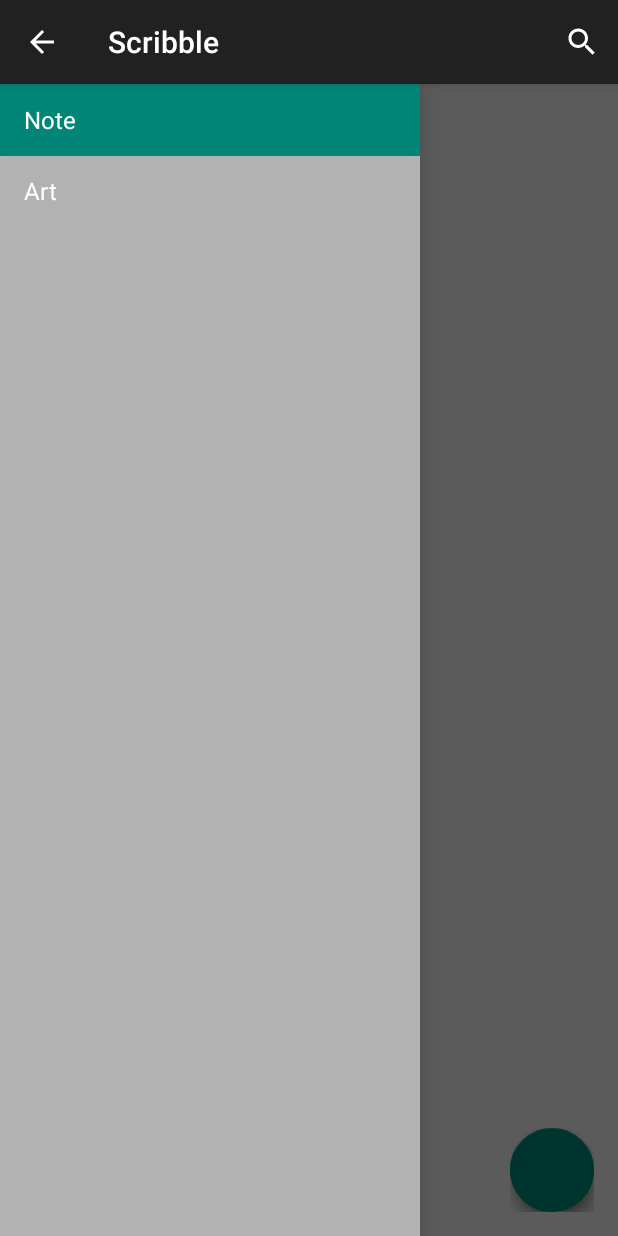
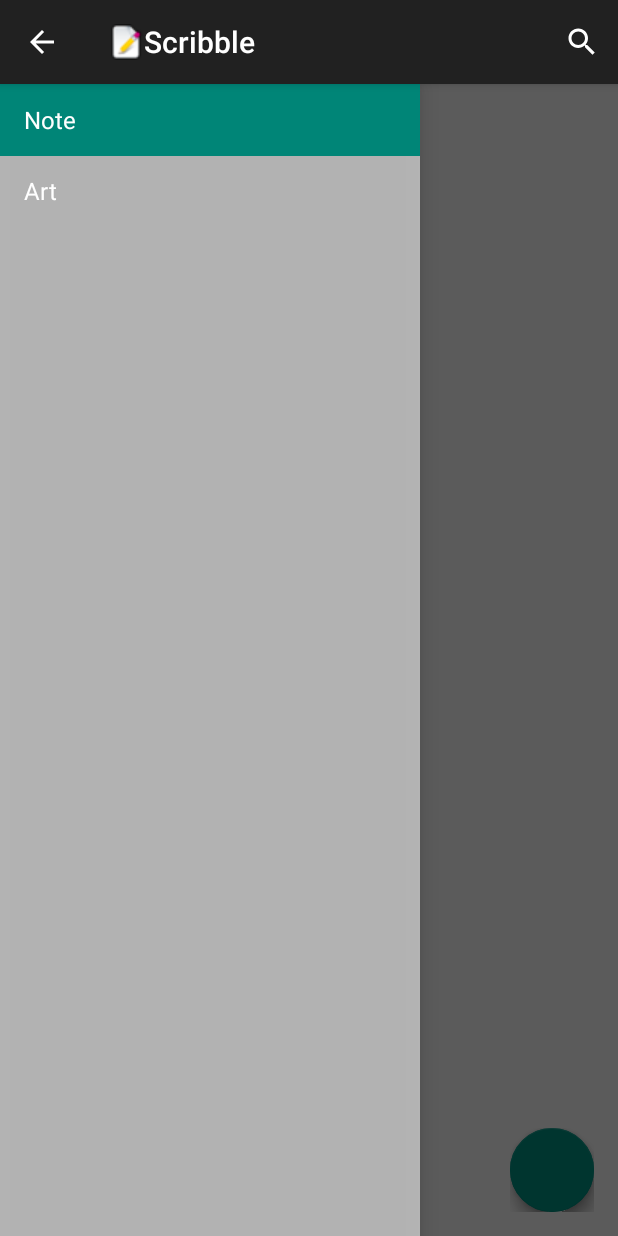
Before and after one commit to radhica/Scribble, an Android app: the screen it shows after launch (MainActivity), on a phone screen of 412 x 824 dp. Run offline under Robolectric (Android 15) with nearby library versions, the phone set to English and light mode, and no system bars; libraries missing offline, so code that uses them is left out: com.getbase.floatingactionbutton, com.nhaarman.listviewanimations; plain views replace DynamicListView, FloatingActionButton, FloatingActionsMenu; 12 statements that could not run were skipped.

Commit message:
1.  edit and create differentiation for notes 2. add edit boolean for add note activity 3. add home app icon 3. change get all notes query to order by last modified time 4. minor ui and style changes

```diff
--- a/app/src/main/AndroidManifest.xml
+++ b/app/src/main/AndroidManifest.xml
@@ -1,6 +1,10 @@
 <?xml version="1.0" encoding="utf-8"?>
 <manifest xmlns:android="http://schemas.android.com/apk/res/android"
     package="noteapplication.scribble.com.scribble" >
+
+    <uses-sdk
+        android:minSdkVersion="11"
+        android:targetSdkVersion="22" />
 
     <application
         android:allowBackup="true"
@@ -12,7 +16,6 @@
             android:label="@string/app_name" >
             <intent-filter>
                 <action android:name="android.intent.action.MAIN" />
-
                 <category android:name="android.intent.category.LAUNCHER" />
             </intent-filter>
         </activity>
--- a/app/src/main/java/db/DatabaseHandler.java
+++ b/app/src/main/java/db/DatabaseHandler.java
@@ -31,10 +31,10 @@ public class DatabaseHandler extends SQLiteOpenHelper {
 
     private static final String TABLE_ARTS = "Arts";
 
-    private static final String KEY_ID_ART = "note_id";
-    private static final String KEY_TITLE_ART = "note_title";
-    private static final String KEY_DESCRIPTION_ART = "note_photo_blob";
-    private static final String KEY_DATE_MODIFIED_ART = "note_lastModified";
+    private static final String KEY_ID_ART = "art_id";
+    private static final String KEY_TITLE_ART = "art_title";
+    private static final String KEY_DESCRIPTION_ART = "art_photo_blob";
+    private static final String KEY_DATE_MODIFIED_ART = "art_lastModified";
 
     public DatabaseHandler(Context context) {
         super(context, DATABASE_NAME, null, DATABASE_VERSION);
@@ -60,6 +60,7 @@ public class DatabaseHandler extends SQLiteOpenHelper {
     @Override
     public void onUpgrade(SQLiteDatabase db, int oldVersion, int newVersion) {
         db.execSQL("DROP TABLE IF EXISTS " + TABLE_NOTES);
+        db.execSQL("DROP TABLE IF EXISTS " + TABLE_ARTS);
         onCreate(db);
     }
 
@@ -117,7 +118,7 @@ public class DatabaseHandler extends SQLiteOpenHelper {
 
     public List<Notes> getAllNotes() {
         List<Notes> notesList = new ArrayList<>();
-        String selectQuery = "SELECT  * FROM " + TABLE_NOTES;
+        String selectQuery = "SELECT  * FROM " + TABLE_NOTES + " ORDER BY " + KEY_DATE_MODIFIED_NOTE + " DESC";
 
         SQLiteDatabase db = this.getWritableDatabase();
         Cursor cursor = db.rawQuery(selectQuery, null);
--- a/app/src/main/java/fragments/NavigationDrawerFragment.java
+++ b/app/src/main/java/fragments/NavigationDrawerFragment.java
@@ -6,6 +6,7 @@ import android.content.res.Configuration;
 import android.os.Bundle;
 import android.preference.PreferenceManager;
 import android.support.v4.app.ActionBarDrawerToggle;
+import android.support.v4.app.Fragment;
 import android.support.v4.view.GravityCompat;
 import android.support.v4.widget.DrawerLayout;
 import android.support.v7.app.ActionBar;
@@ -23,7 +24,7 @@ import android.widget.ListView;
 import noteapplication.scribble.com.scribble.R;
 
 
-public class NavigationDrawerFragment extends android.support.v4.app.Fragment {
+public class NavigationDrawerFragment extends Fragment {
 
     /**
      * Remember the position of the selected item.
@@ -126,8 +127,10 @@ public class NavigationDrawerFragment extends android.support.v4.app.Fragment {
         // set up the drawer's list view with items and click listener
 
         ActionBar actionBar = getActionBar();
+        actionBar.setDisplayShowHomeEnabled(true);
         actionBar.setDisplayHomeAsUpEnabled(true);
         actionBar.setHomeButtonEnabled(true);
+
 
         // ActionBarDrawerToggle ties together the the proper interactions
         // between the navigation drawer and the action bar app icon.
@@ -263,6 +266,7 @@ public class NavigationDrawerFragment extends android.support.v4.app.Fragment {
         actionBar.setDisplayShowTitleEnabled(true);
         actionBar.setNavigationMode(ActionBar.NAVIGATION_MODE_STANDARD);
         actionBar.setTitle(R.string.app_name);
+
     }
 
     private ActionBar getActionBar() {
--- a/app/src/main/java/noteapplication/scribble/com/scribble/BaseActivity.java
+++ b/app/src/main/java/noteapplication/scribble/com/scribble/BaseActivity.java
@@ -6,6 +6,7 @@ import android.support.v4.widget.DrawerLayout;
 import android.support.v7.app.ActionBar;
 import android.support.v7.app.ActionBarActivity;
 import android.view.Menu;
+import android.view.MenuItem;
 import android.widget.FrameLayout;
 
 import fragments.NavigationDrawerFragment;
@@ -19,7 +20,7 @@ public class BaseActivity extends ActionBarActivity
      */
     protected NavigationDrawerFragment mNavigationDrawerFragment;
     protected int currentPosition;
-    protected int navDrawerIcon = R.drawable.note_app24x24;
+    protected int navDrawerIcon;
     protected FrameLayout frameLayout;
     protected ActionBar actionBar;
     /**
@@ -41,7 +42,7 @@ public class BaseActivity extends ActionBarActivity
         // Set up the drawer.
         mNavigationDrawerFragment.setUp(
                 R.id.navigation_drawer,
-                (DrawerLayout) findViewById(R.id.drawer_layout), navDrawerIcon, currentPosition);
+                (DrawerLayout) findViewById(R.id.drawer_layout), R.drawable.note_app24x24, currentPosition);
     }
 
     @Override
@@ -76,7 +77,7 @@ public class BaseActivity extends ActionBarActivity
 
     public void restoreActionBar() {
         actionBar.setDisplayShowTitleEnabled(true);
-        actionBar.setDisplayHomeAsUpEnabled(true);
+        actionBar.setDisplayShowHomeEnabled(true);
         actionBar.setTitle(mTitle);
     }
 
@@ -93,4 +94,10 @@ public class BaseActivity extends ActionBarActivity
         }
         return super.onCreateOptionsMenu(menu);
     }
+
+    @Override
+    public boolean onOptionsItemSelected(MenuItem item) {
+        return super.onOptionsItemSelected(item);
+    }
+
 }
--- a/app/src/main/res/drawable/dotted.xml
+++ b/app/src/main/res/drawable/dotted.xml
@@ -4,13 +4,10 @@
 
     <stroke
         android:width="1dp"
+        android:color="@android:color/darker_gray"
         android:dashGap="4dp"
-        android:dashWidth="2dp"
-        android:color="@android:color/darker_gray" />
+        android:dashWidth="2dp" />
 
-    <size
-        android:height="1dp"
-        />
-
+    <size android:height="1dp" />
 
 </shape>
--- a/app/src/main/res/values/styles.xml
+++ b/app/src/main/res/values/styles.xml
@@ -1,13 +1,14 @@
 <resources>
+
+    <style name="menu_labels_style">
+        <item name="android:background">@drawable/fab_label_background</item>
+        <item name="android:textColor">@color/white</item>
+    </style>
 
     <!-- Base application theme. -->
     <style name="AppTheme" parent="Theme.AppCompat.Light.DarkActionBar">
+        <item name="icon">@drawable/note_app24x24</item>
         <!-- Customize your theme here. -->
     </style>
 
-        <style name="menu_labels_style">
-            <item name="android:background">@drawable/fab_label_background</item>
-            <item name="android:textColor">@color/white</item>
-        </style>
-
 </resources>
```
Also changed, not shown: app/src/main/java/noteapplication/scribble/com/scribble/AddNoteActivity.java (+20 -8 lines), app/src/main/java/noteapplication/scribble/com/scribble/MainActivity.java (+6 -4 lines), app/src/main/res/drawable/layout_rounded_bg.xml (deleted, +0 -7 lines), 1 other file.
